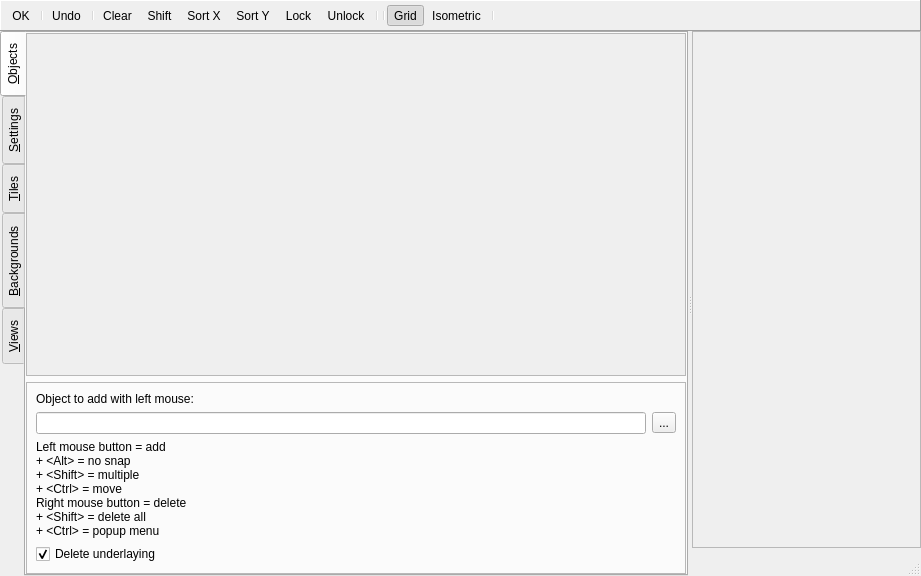
Qt form src/editor/dialogs/roompropertiesdialog.ui (0xFEEDC0DE64/QtGameMaker) before a commit.
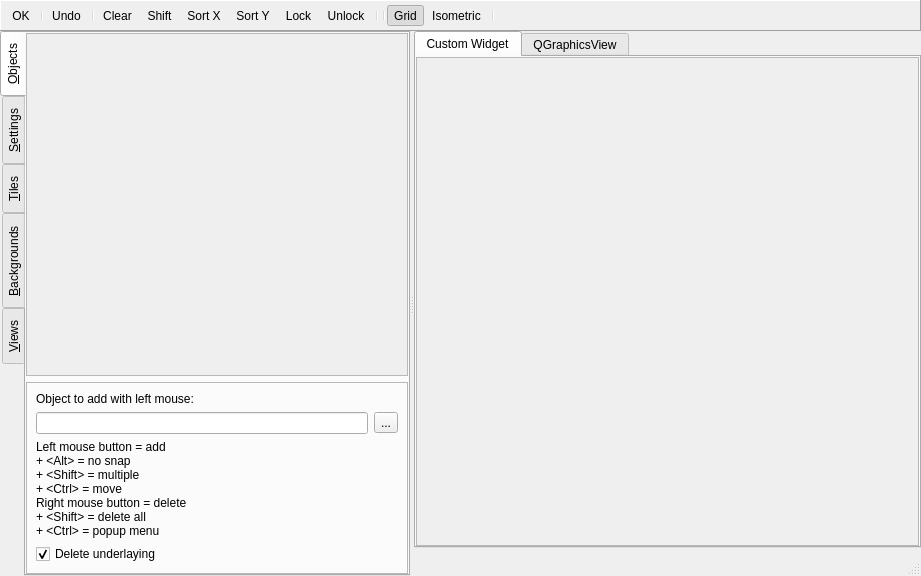
The same form after that commit. Icons and pictures are not drawn. Custom widgets are drawn as their Qt base class.

Diff of the .ui file:
```diff
--- a/src/editor/dialogs/roompropertiesdialog.ui
+++ b/src/editor/dialogs/roompropertiesdialog.ui
@@ -133,7 +133,7 @@
             <rect>
              <x>0</x>
              <y>0</y>
-             <width>683</width>
+             <width>419</width>
              <height>333</height>
             </rect>
            </property>
@@ -383,19 +383,35 @@
      <widget class="QWidget" name="layoutWidget">
       <layout class="QVBoxLayout">
        <item>
+        <widget class="QTabWidget" name="tabWidget_2">
+         <property name="currentIndex">
+          <number>0</number>
+         </property>
         <widget class="QScrollArea" name="scrollAreaRoom">
+          <property name="widgetResizable">
+           <bool>true</bool>
+          </property>
          <property name="alignment">
           <set>Qt::AlignLeading|Qt::AlignLeft|Qt::AlignTop</set>
          </property>
+          <attribute name="title">
+           <string>Custom Widget</string>
+          </attribute>
          <widget class="RoomEditWidget" name="roomEditWidget">
           <property name="geometry">
            <rect>
             <x>0</x>
             <y>0</y>
-            <width>0</width>
-            <height>0</height>
-           </rect>
-          </property>
+             <width>459</width>
+             <height>482</height>
+            </rect>
+           </property>
+          </widget>
+         </widget>
+         <widget class="QGraphicsView" name="graphicsView">
+          <attribute name="title">
+           <string>QGraphicsView</string>
+          </attribute>
          </widget>
         </widget>
        </item>
```
Lines whose indentation alone changed are shown as unchanged.
